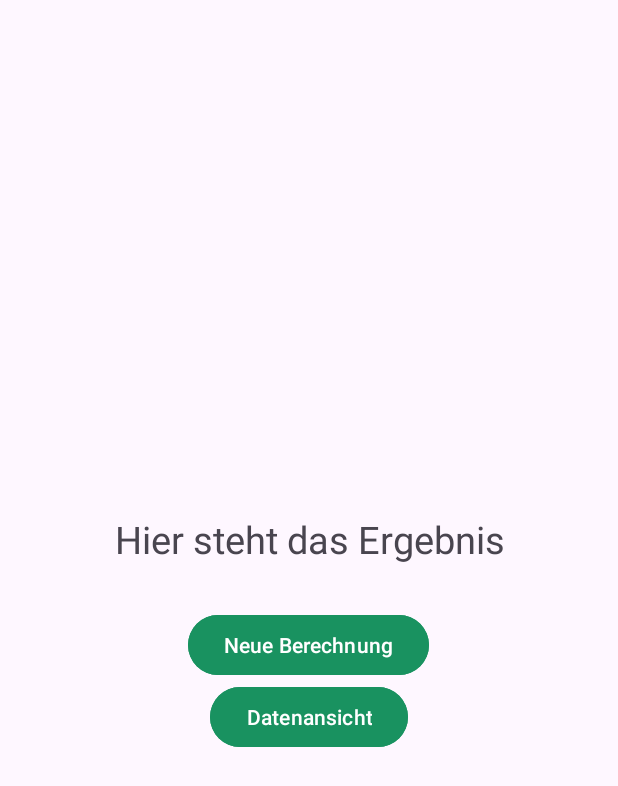
After one commit to Robin1305/wi22p1-wi22p1-9, an Android app: the fragment ResultFragment shown on its own in the app's theme, on a phone screen of 412 x 824 dp. The commit adds this screen. Shown: the top 786 px of the screen. Run offline under Robolectric (Android 15) with nearby library versions, the light colour scheme and no system bars; our stand-ins replace data binding.

Commit message:
Added Fragments for Dataview, Results and Help.

```diff
--- /dev/null
+++ b/app/src/main/java/de/gruppe9/dasgroetierrennen/ResultFragment.kt
@@ -0,0 +1,59 @@
+package de.gruppe9.dasgroetierrennen
+
+import android.os.Bundle
+import androidx.fragment.app.Fragment
+import android.view.LayoutInflater
+import android.view.View
+import android.view.ViewGroup
+
+// TODO: Rename parameter arguments, choose names that match
+// the fragment initialization parameters, e.g. ARG_ITEM_NUMBER
+private const val ARG_PARAM1 = "param1"
+private const val ARG_PARAM2 = "param2"
+
+/**
+ * A simple [Fragment] subclass.
+ * Use the [ResultFragment.newInstance] factory method to
+ * create an instance of this fragment.
+ */
+class ResultFragment : Fragment() {
+    // TODO: Rename and change types of parameters
+    private var param1: String? = null
+    private var param2: String? = null
+
+    override fun onCreate(savedInstanceState: Bundle?) {
+        super.onCreate(savedInstanceState)
+        arguments?.let {
+            param1 = it.getString(ARG_PARAM1)
+            param2 = it.getString(ARG_PARAM2)
+        }
+    }
+
+    override fun onCreateView(
+        inflater: LayoutInflater, container: ViewGroup?,
+        savedInstanceState: Bundle?
+    ): View? {
+        // Inflate the layout for this fragment
+        return inflater.inflate(R.layout.fragment_result, container, false)
+    }
+
+    companion object {
+        /**
+         * Use this factory method to create a new instance of
+         * this fragment using the provided parameters.
+         *
+         * @param param1 Parameter 1.
+         * @param param2 Parameter 2.
+         * @return A new instance of fragment ResultFragment.
+         */
+        // TODO: Rename and change types and number of parameters
+        @JvmStatic
+        fun newInstance(param1: String, param2: String) =
+            ResultFragment().apply {
+                arguments = Bundle().apply {
+                    putString(ARG_PARAM1, param1)
+                    putString(ARG_PARAM2, param2)
+                }
+            }
+    }
+}
--- /dev/null
+++ b/app/src/main/res/layout/fragment_result.xml
@@ -0,0 +1,30 @@
+<layout xmlns:android="http://schemas.android.com/apk/res/android"
+    xmlns:app="http://schemas.android.com/apk/res-auto"
+    xmlns:tools="http://schemas.android.com/tools"
+    tools:context=".ResultFragment">
+    <LinearLayout
+        android:layout_width="match_parent"
+        android:layout_height="match_parent"
+        android:gravity="center"
+        android:orientation="vertical">
+
+        <TextView
+            android:layout_width="wrap_content"
+            android:layout_height="wrap_content"
+            android:layout_marginTop="20dp"
+            android:text="@string/result"
+            android:textAlignment="center"
+            android:textSize="25sp" />
+
+        <Button
+            android:id="@+id/button_newcalculation"
+            android:text="@string/button_newCalculation"
+            style="@style/button_style" />
+
+        <Button
+            android:id="@+id/button_dataview"
+            android:text="@string/button_data_view"
+            style="@style/button_style" />
+
+    </LinearLayout>
+</layout>
--- a/app/src/main/res/values/colors.xml
+++ b/app/src/main/res/values/colors.xml
@@ -2,4 +2,5 @@
 <resources>
     <color name="black">#FF000000</color>
     <color name="white">#FFFFFFFF</color>
+    <color name="green">#199260</color>
 </resources>
--- a/app/src/main/res/values/strings.xml
+++ b/app/src/main/res/values/strings.xml
@@ -4,5 +4,8 @@
     <string name="hello_blank_fragment">Hello blank fragment</string>
     <string name="welcomeToAnimalSpeeds">Willkommen zur Animal Speeds-App. Bist du bereit die Geschwindigkeiten unterschiedlicher Tiere hautnah zu erleben</string>
     <string name="startSpeedCalculation">Geschwindigkeit berechnen</string>
+    <string name="button_newCalculation">Neue Berechnung</string>
+    <string name="button_data_view">Datenansicht</string>
+    <string name="result">Hier steht das Ergebnis\n</string>
 
 </resources>
--- /dev/null
+++ b/app/src/main/res/values/styles.xml
@@ -0,0 +1,13 @@
+<?xml version="1.0" encoding="utf-8"?>
+<resources>
+    <style name="button_style">
+        <item name="android:layout_width">wrap_content</item>
+        <item name="android:layout_height">wrap_content</item>
+        <item name="android:backgroundTint">@color/green</item>
+    </style>
+
+    <style name="Textview_style_1">
+        <item name="android:layout_width">wrap_content</item>
+        <item name="android:layout_height">wrap_content</item>
+    </style>
+</resources>
```
Also changed, not shown: app/src/main/java/de/gruppe9/dasgroetierrennen/DataViewFragment.kt (added, +59 -0 lines), app/src/main/java/de/gruppe9/dasgroetierrennen/HelpFragment.kt (added, +59 -0 lines), app/src/main/res/layout/fragment_data_view.xml (added, +14 -0 lines), app/src/main/res/layout/fragment_help.xml (added, +14 -0 lines).
